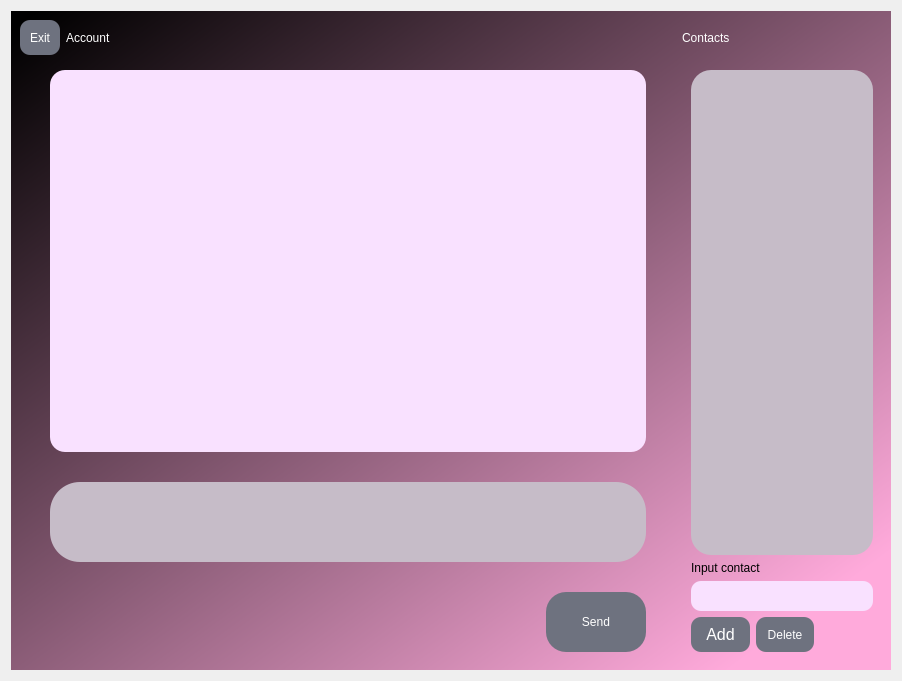
Qt form pyqt_ui/account_form.ui (Senishine/messenger) before a commit.
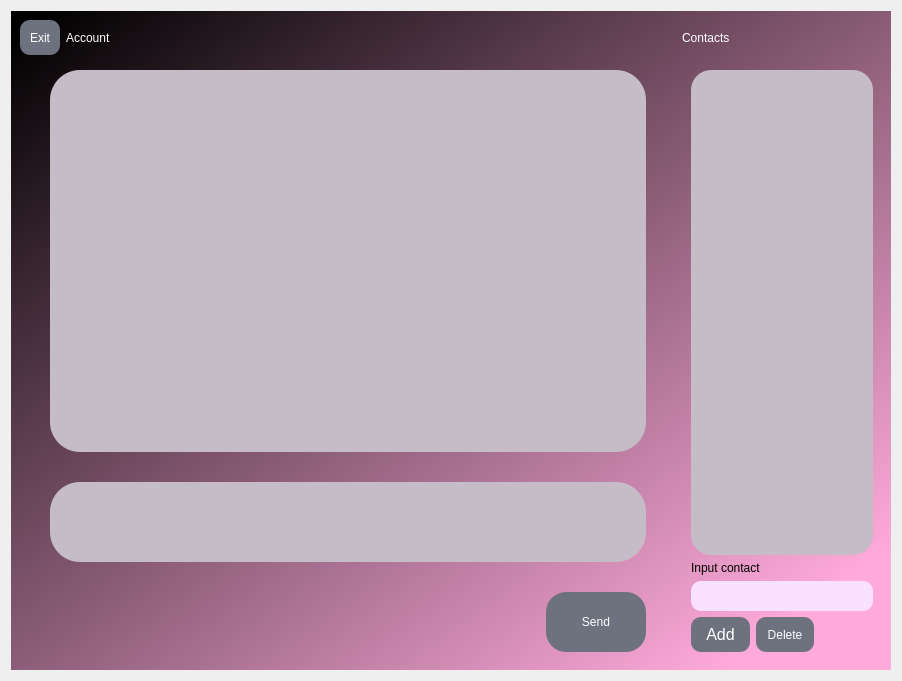
The same form after that commit.

Diff of the .ui file:
```diff
--- a/pyqt_ui/account_form.ui
+++ b/pyqt_ui/account_form.ui
@@ -86,17 +86,12 @@
           <number>30</number>
          </property>
          <item>
-          <widget class="QTextEdit" name="mes_history">
-           <property name="minimumSize">
-            <size>
-             <width>350</width>
-             <height>0</height>
-            </size>
-           </property>
+          <widget class="QListView" name="chat_list">
            <property name="styleSheet">
-            <string notr="true">background-color: rgb(249, 225, 255);
-border-radius:15px;
-font: 12pt &quot;MS Shell Dlg 2&quot;;</string>
+            <string notr="true">font: 14pt &quot;MS Shell Dlg 2&quot;;
+background-color: rgb(198, 188, 200);
+border-radius:30px;
+</string>
            </property>
           </widget>
          </item>
```
Left out of the diff: 5 changed lines with no effect on the pictures.
